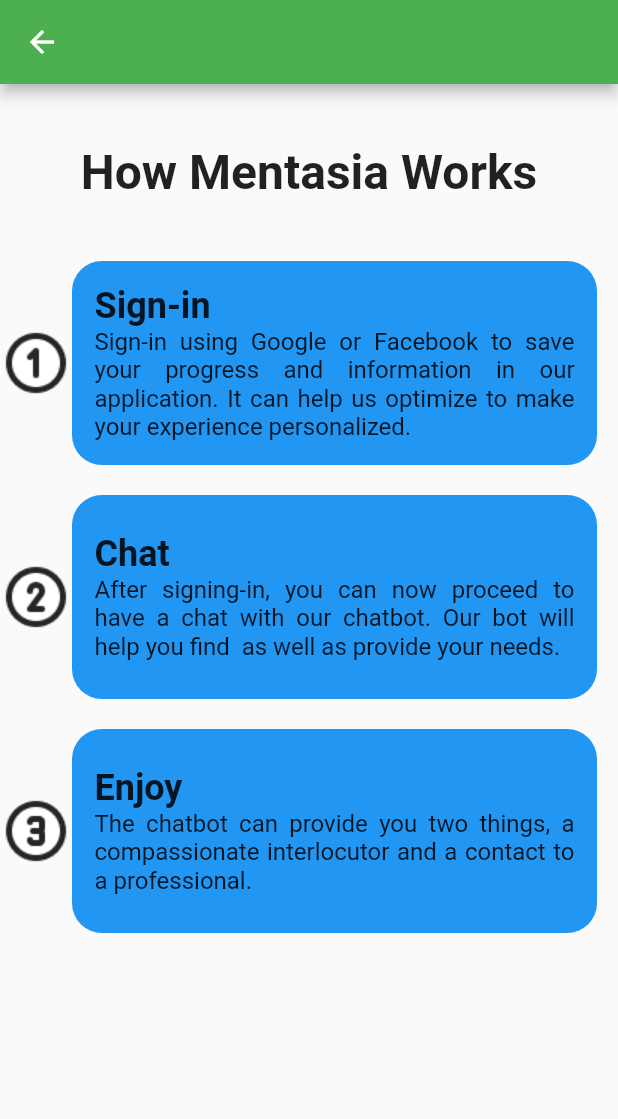
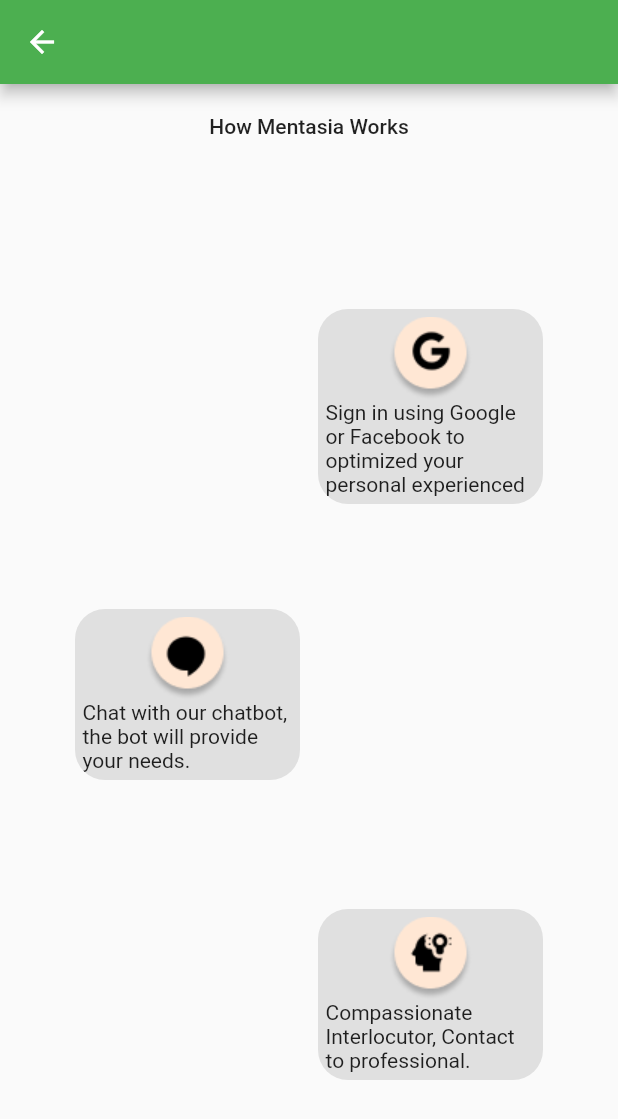
Before and after one commit to eunhachingu/mentasia, a Flutter app: the MentasiaWorksScreen screen opened directly, on a phone screen of 412 x 824 dp. Shown: the top 1119 px of the screen. Run offline on Flutter 3.47's test engine with Material 2 defaults, Android fonts, the phone set to English and light mode, and no system bars; our stand-ins replace cloud_firestore, firebase_auth, firebase_core, get, google_fonts, shared_preferences; accounts and stored records are empty.

Commit message:
revised mentasia works

```diff
--- a/lib/constants/image_strings.dart
+++ b/lib/constants/image_strings.dart
@@ -30,3 +30,8 @@
 
 // bg
 const String tEllipseBg = "assets/images/ellipse_bg.png";
+
+// mentasia works
+const String tGmail = "assets/logo/gmail-logo.png";
+const String tChat = "assets/logo/chat-logo.png";
+const String tMind = "assets/logo/mind-logo.png";
--- a/lib/controllers/splash_screen_controller.dart
+++ b/lib/controllers/splash_screen_controller.dart
@@ -4,6 +4,7 @@
 import 'package:mentasia/screens/login/signup_screen.dart';
 import 'package:mentasia/screens/settings/legal/terms_of_service_screen.dart';
 import 'package:mentasia/screens/settings/settings_screen.dart';
+import 'package:mentasia/screens/settings/support/mentasia_works_screen.dart';
 
 import '../screens/home_screen.dart';
 import '../screens/settings/account_settings/personal_account_screen.dart';
@@ -19,7 +20,7 @@
     animate.value = true;
     await Future.delayed(Duration(milliseconds: 3000));
     // ignore: use_build_context_synchronously
-    Get.to(const HomeScreen());
+    Get.to(const MentasiaWorksScreen());
     // Navigator.pushReplacement(
     //     context, MaterialPageRoute(builder: (context) => rconst AppHome()));
   }
--- a/lib/screens/settings/support/mentasia_works_screen.dart
+++ b/lib/screens/settings/support/mentasia_works_screen.dart
@@ -1,4 +1,5 @@
 import 'package:flutter/material.dart';
+import 'package:mentasia/utils/mentasia_card.dart';
 
 import '../../../constants/image_strings.dart';
 
@@ -14,160 +15,44 @@
   Widget build(BuildContext context) {
     return Scaffold(
       appBar: AppBar(),
-      body: Column(
+      body: Stack(
+        // ignore: prefer_const_literals_to_create_immutables
         children: [
-          // How Mentasia Works
-          const Center(
+          Align(
+            alignment: Alignment.topCenter,
             child: Padding(
-              padding: EdgeInsets.symmetric(horizontal: 30.0, vertical: 40),
+              padding: EdgeInsets.symmetric(vertical: 20.0),
               child: Text(
                 "How Mentasia Works",
-                style: TextStyle(
-                  fontSize: 32,
-                  fontWeight: FontWeight.bold,
-                ),
+                style: Theme.of(context).textTheme.labelLarge,
               ),
             ),
           ),
-
-          // Sign in
-          Row(
-            crossAxisAlignment: CrossAxisAlignment.center,
-            children: [
-              Container(
-                child: const Image(
-                  image: AssetImage(tNumber1),
-                ),
-              ),
-              Container(
-                decoration: BoxDecoration(
-                  borderRadius: BorderRadius.circular(20.0),
-                  color: Colors.blue,
-                ),
-                height: 136,
-                width: 350,
-                child: Padding(
-                  padding: const EdgeInsets.all(15.0),
-                  child: Column(
-                    crossAxisAlignment: CrossAxisAlignment.start,
-                    mainAxisAlignment: MainAxisAlignment.center,
-                    // ignore: prefer_const_literals_to_create_immutables
-                    children: [
-                      const Text(
-                        "Sign-in",
-                        style: TextStyle(
-                          fontSize: 24,
-                          fontWeight: FontWeight.bold,
-                        ),
-                      ),
-                      const Text(
-                        textAlign: TextAlign.justify,
-                        "Sign-in using Google or Facebook to save your progress and information in our application. It can help us optimize to make your experience personalized.",
-                        style: TextStyle(
-                          fontSize: 16,
-                        ),
-                      ),
-                    ],
-                  ),
-                ),
-              ),
-            ],
+          const Positioned(
+            top: 150,
+            right: 50,
+            child: MentasiaCard(
+              image: tGmail,
+              labelText:
+                  "Sign in using Google or Facebook to optimized your personal experienced",
+            ),
           ),
-
-          SizedBox(
-            height: 20,
+          const Positioned(
+            top: 350,
+            left: 50,
+            child: MentasiaCard(
+              image: tChat,
+              labelText:
+                  "Chat with our chatbot, the bot will provide your needs.",
+            ),
           ),
-
-          // Chat
-          Row(
-            crossAxisAlignment: CrossAxisAlignment.center,
-            children: [
-              Container(
-                child: const Image(
-                  image: AssetImage(tNumber2),
-                ),
-              ),
-              Container(
-                decoration: BoxDecoration(
-                  borderRadius: BorderRadius.circular(20.0),
-                  color: Colors.blue,
-                ),
-                height: 136,
-                width: 350,
-                child: Padding(
-                  padding: const EdgeInsets.all(15.0),
-                  child: Column(
-                    crossAxisAlignment: CrossAxisAlignment.start,
-                    mainAxisAlignment: MainAxisAlignment.center,
-                    // ignore: prefer_const_literals_to_create_immutables
-                    children: [
-                      const Text(
-                        "Chat",
-                        style: TextStyle(
-                          fontSize: 24,
-                          fontWeight: FontWeight.bold,
-                        ),
-                      ),
-                      const Text(
-                        textAlign: TextAlign.justify,
-                        "After signing-in, you can now proceed to have a chat with our chatbot. Our bot will help you find  as well as provide your needs.",
-                        style: TextStyle(
-                          fontSize: 16,
-                        ),
-                      ),
-                    ],
-                  ),
-                ),
-              ),
-            ],
-          ),
-
-          SizedBox(
-            height: 20,
-          ),
-
-          // Enjoy
-          Row(
-            crossAxisAlignment: CrossAxisAlignment.center,
-            children: [
-              Container(
-                child: const Image(
-                  image: AssetImage(tNumber3),
-                ),
-              ),
-              Container(
-                decoration: BoxDecoration(
-                  borderRadius: BorderRadius.circular(20.0),
-                  color: Colors.blue,
-                ),
-                height: 136,
-                width: 350,
-                child: Padding(
-                  padding: const EdgeInsets.all(15.0),
-                  child: Column(
-                    crossAxisAlignment: CrossAxisAlignment.start,
-                    mainAxisAlignment: MainAxisAlignment.center,
-                    // ignore: prefer_const_literals_to_create_immutables
-                    children: [
-                      const Text(
-                        "Enjoy",
-                        style: TextStyle(
-                          fontSize: 24,
-                          fontWeight: FontWeight.bold,
-                        ),
-                      ),
-                      const Text(
-                        textAlign: TextAlign.justify,
-                        "The chatbot can provide you two things, a compassionate interlocutor and a contact to a professional.",
-                        style: TextStyle(
-                          fontSize: 16,
-                        ),
-                      ),
-                    ],
-                  ),
-                ),
-              ),
-            ],
+          const Positioned(
+            top: 550,
+            right: 50,
+            child: MentasiaCard(
+              image: tMind,
+              labelText: "Compassionate Interlocutor, Contact to professional.",
+            ),
           ),
         ],
       ),
--- /dev/null
+++ b/lib/utils/mentasia_card.dart
@@ -0,0 +1,32 @@
+import 'package:flutter/material.dart';
+
+import '../constants/image_strings.dart';
+
+class MentasiaCard extends StatelessWidget {
+  final String image;
+  final String labelText;
+
+  const MentasiaCard({super.key, required this.image, required this.labelText});
+
+  @override
+  Widget build(BuildContext context) {
+    return ClipRRect(
+      borderRadius: BorderRadius.circular(20),
+      child: Container(
+        padding: EdgeInsets.all(5),
+        color: Colors.grey[300],
+        width: 150,
+        child: Column(
+          children: [
+            Image(
+              image: AssetImage(image),
+            ),
+            Center(
+              child: Text(labelText),
+            ),
+          ],
+        ),
+      ),
+    );
+  }
+}
```
Also changed, not shown: assets/logo/chat-logo.png (added), assets/logo/gmail-logo.png (added), assets/logo/mind-logo.png (added).
